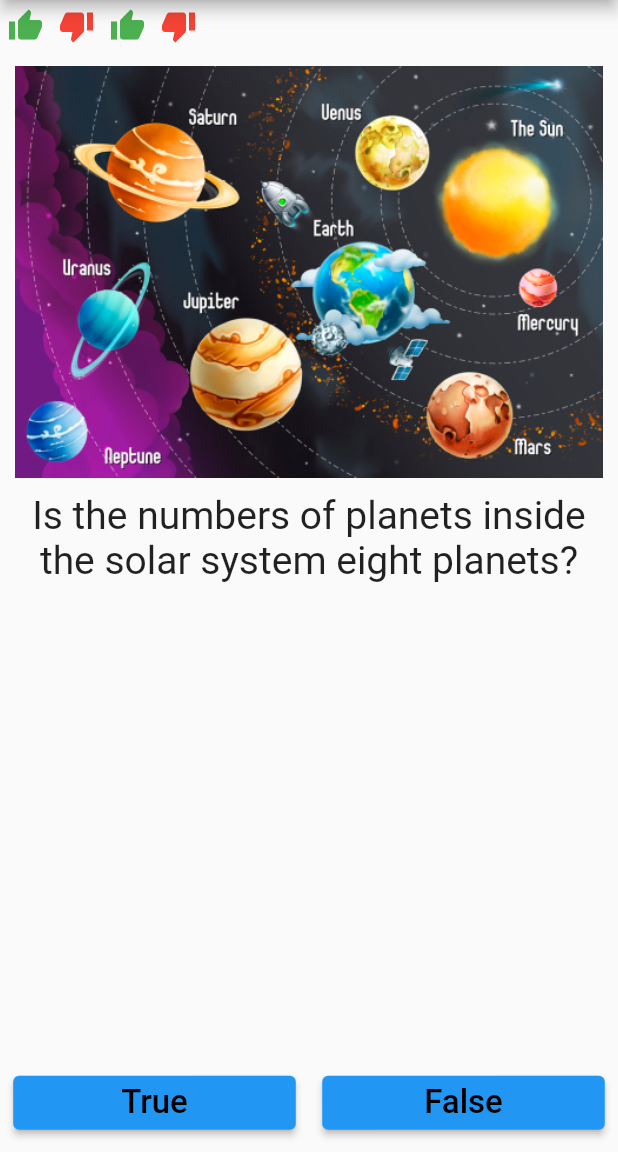
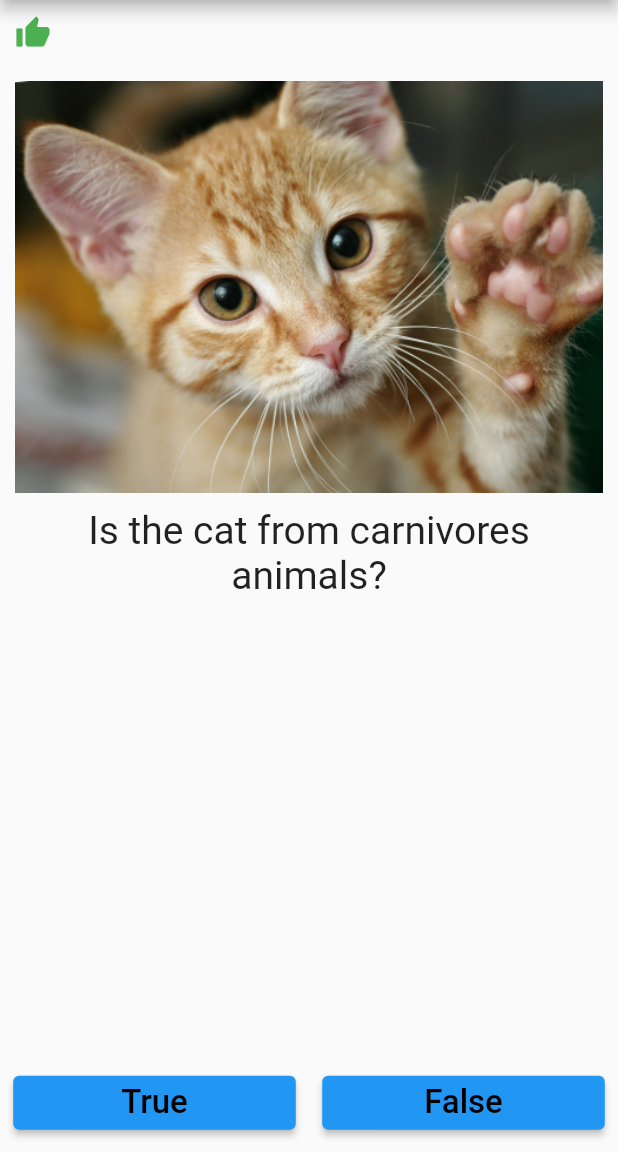
Before and after one commit to RanaHisham18/quiz_app, a Flutter app: the screen it shows after launch, after a tap on "True", on a phone screen of 412 x 824 dp, the part 84-1236 px from its top. Run offline on Flutter 3.47's test engine with Material 2 defaults, Android fonts, the phone set to English and light mode, and no system bars.

Commit message:
working version

```diff
--- a/lib/main.dart
+++ b/lib/main.dart
@@ -1,9 +1,10 @@
 import 'package:flutter/material.dart';
-void main(){
+
+void main() {
   runApp(QuizApp());
 }
 
-class QuizApp extends StatelessWidget{
+class QuizApp extends StatelessWidget {
   @override
   Widget build(BuildContext context) {
     return MaterialApp(
@@ -12,60 +13,52 @@ class QuizApp extends StatelessWidget{
           title: Text("Quiz App"),
           backgroundColor: Colors.pink,
         ),
-        body: ExamPage() ,
+        body: ExamPage(),
       ),
     );
   }
 }
 
-class ExamPage extends StatefulWidget{
+class ExamPage extends StatefulWidget {
   @override
   ExamPageState createState() => ExamPageState();
 //creating the state
 }
 
 class ExamPageState extends State<ExamPage> {
-  @override
+  List<Padding> answerResults = [];
+  List<String> questions = [
+    'Is the numbers of planets inside the solar system eight planets?',
+    'Is the cat from carnivores animals?',
+    'Is china located in Africa?',
+    'Is the earth flat and not circular?'
+  ];
+  int questionNumber = 0;
+  List<String> images = [
+    'images/image-1.jpg',
+    'images/image-2.jpg',
+    'images/image-3.jpg',
+    'images/image-4.jpg'
+  ];
+  List<bool> answers = [true, true, false, false];
+
   Widget build(BuildContext context) {
     return Column(
       //to write widgets here
       children: [
-        const Row(
-          children: [
-            Padding(padding: EdgeInsets.all(5.0),
-            child: Icon(
-              Icons.thumb_up,
-              color: Colors.green,
+        Row(
+          children: answerResults,
         ),
-            ),
-            Padding(padding: EdgeInsets.all(5.0),
-              child: Icon(
-                Icons.thumb_down,
-                color: Colors.red,
-              ),
-            ),
-            Padding(padding: EdgeInsets.all(5.0),
-              child: Icon(
-                Icons.thumb_up,
-                color: Colors.green,
-              ),
-            ),
-            Padding(padding: EdgeInsets.all(5.0),
-              child: Icon(
-                Icons.thumb_down,
-                color: Colors.red,
-              ),
-            ),
-          ],
-        ),
-        Expanded(child: Padding(
+        Expanded(
+          child: Padding(
             padding: const EdgeInsets.all(10.0),
             child: Column(
               children: [
-              Image.asset('images/image-1.jpg'),
+                Image.asset(images[questionNumber]),
                 Padding(
                   padding: const EdgeInsets.all(10.0),
-                child: Text('Is the numbers of planets inside the solar system eight planets?',
+                  child: Text(
+                    questions[questionNumber],
                     textAlign: TextAlign.center,
                     style: TextStyle(
                       fontSize: 26,
@@ -82,28 +75,85 @@ class ExamPageState extends State<ExamPage> {
               child: Padding(
                 padding: const EdgeInsets.all(8.8),
                 child: ElevatedButton(
-                    onPressed: () {},
-                    child: Text('True',
-                    style: TextStyle(
-                      fontSize: 22.0,
-                      color: Colors.black
-                    ),),
+                  onPressed: () {
+                    bool correctAnswer = answers[questionNumber];
+                    if (correctAnswer == true) {
+                      answerResults.add(
+                        Padding(
+                          padding: const EdgeInsets.all(10.0),
+                          child: Icon(
+                            Icons.thumb_up,
+                            color: Colors.green,
                           ),
-                )
+                        ),
+                      );
+                    } else {
+                      answerResults.add(
+                        Padding(
+                          padding: const EdgeInsets.all(10.0),
+                          child: Icon(
+                            Icons.thumb_down,
+                            color: Colors.red,
+                          ),
+                        ),
+                      );
+                    }
+
+                    setState(() {
+                      questionNumber++;
+                    });
+                  },
+                  child: Text(
+                    'True',
+                    style: TextStyle(fontSize: 22.0, color: Colors.black),
+                  ),
+                ),
+              ),
             ),
             Expanded(
                 child: Padding(
               padding: const EdgeInsets.all(8.8),
               child: ElevatedButton(
-                    onPressed: () {},
-                    child: Text('False',
-                      style: TextStyle(
-                          fontSize: 22.0,
-                          color: Colors.black
-                      ),),
+                onPressed: () {
+                  bool correctAnswerTwo = answers[questionNumber];
+                  if (correctAnswerTwo == false) {
+                    answerResults.add(
+                      Padding(
+                        padding: const EdgeInsets.all(10.0),
+                        child: Icon(
+                          Icons.thumb_up,
+                          color: Colors.green,
                         ),
-                )
                       ),
+                    );
+                  } else {
+                    answerResults.add(
+                      Padding(
+                        padding: const EdgeInsets.all(10.0),
+                        child: Icon(
+                          Icons.thumb_down,
+                          color: Colors.red,
+                        ),
+                      ),
+                    );
+                  }
+                  if  (questionNumber >= questions.length - 1 ){
+                    questionNumber = 0;
+                  // AlertDialog(
+                  //   title: Text("You are done!"),
+                  // );
+
+                  }
+                  setState(() {
+                    questionNumber++;
+                  });
+                },
+                child: Text(
+                  'False',
+                  style: TextStyle(fontSize: 22.0, color: Colors.black),
+                ),
+              ),
+            )),
           ],
         ),
       ],
```
Lines whose indentation alone changed are shown as unchanged.
